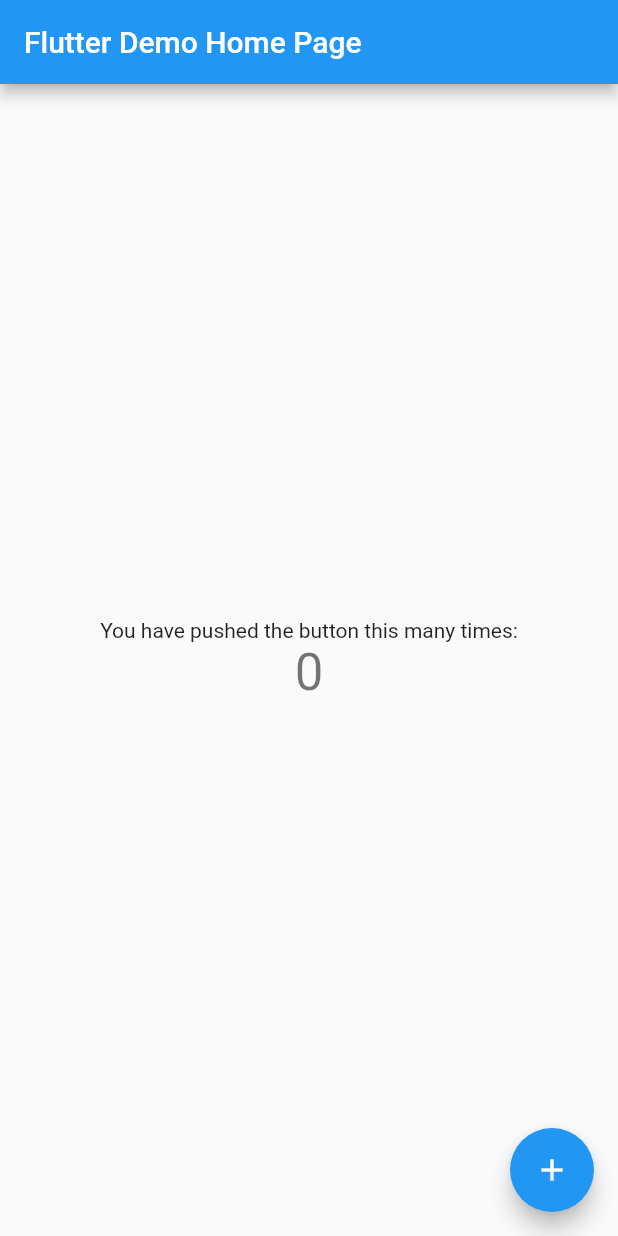
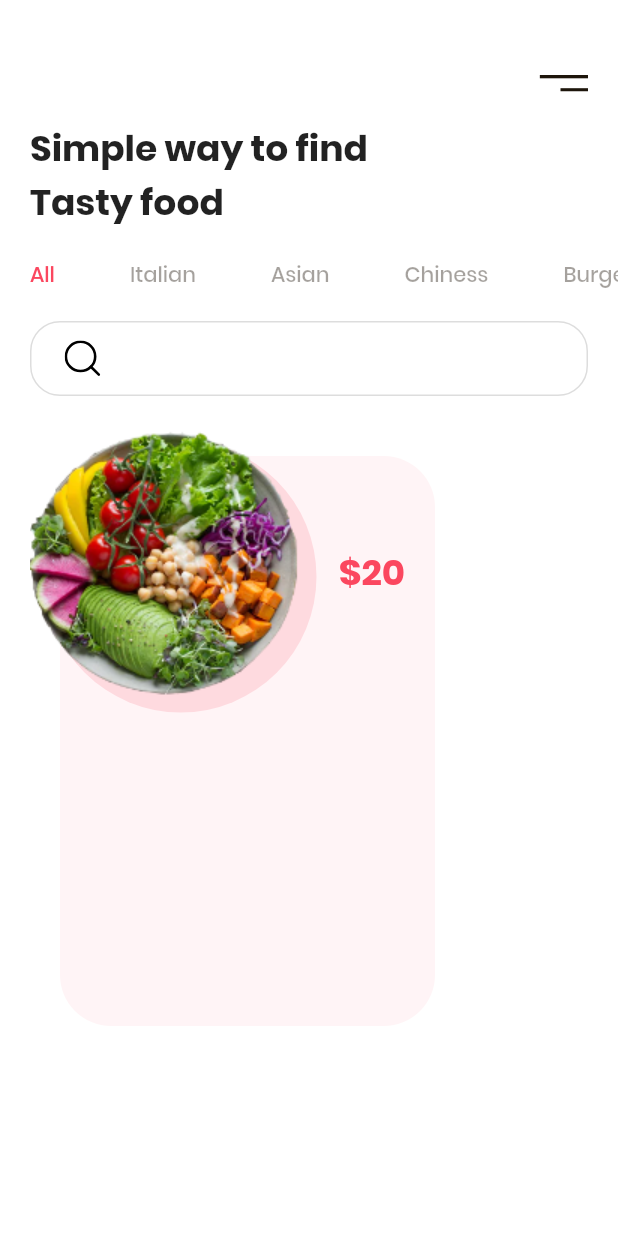
Before and after one commit to hjcwinner/foodapp, a Flutter app: the screen it shows after launch, on a phone screen of 412 x 824 dp. Run offline on Flutter 3.47's test engine with Material 2 defaults, Android fonts, the phone set to English and light mode, and no system bars; our stand-ins replace flutter_svg.

Commit message:
Food Deliver App 만들기

```diff
--- /dev/null
+++ b/lib/constants.dart
@@ -0,0 +1,9 @@
+
+import 'package:flutter/material.dart';
+
+const kWhiteColor = Color(0xFFFFFFFF);
+const kBlackColor = Color(0xFF000000);
+const kTextColor = Color(0xFF1D150B);
+const kPrimaryColor = Color(0xFFFB475F);
+const kSecondaryColor = Color(0xFFF5E1CB);
+const kBorderColor = Color(0xFFDDDDDD);
--- a/lib/main.dart
+++ b/lib/main.dart
@@ -1,4 +1,6 @@
 import 'package:flutter/material.dart';
+import 'package:flutter_svg/flutter_svg.dart';
+import 'package:foodapp/constants.dart';
 
 void main() {
   runApp(MyApp());
@@ -9,105 +11,147 @@ class MyApp extends StatelessWidget {
   @override
   Widget build(BuildContext context) {
     return MaterialApp(
-      title: 'Flutter Demo',
+      debugShowCheckedModeBanner: false,
+      title: 'Food App',
       theme: ThemeData(
-        // This is the theme of your application.
-        //
-        // Try running your application with "flutter run". You'll see the
-        // application has a blue toolbar. Then, without quitting the app, try
-        // changing the primarySwatch below to Colors.green and then invoke
-        // "hot reload" (press "r" in the console where you ran "flutter run",
-        // or simply save your changes to "hot reload" in a Flutter IDE).
-        // Notice that the counter didn't reset back to zero; the application
-        // is not restarted.
-        primarySwatch: Colors.blue,
-      ),
-      home: MyHomePage(title: 'Flutter Demo Home Page'),
+          fontFamily: "Poppins",
+          scaffoldBackgroundColor: kWhiteColor,
+          primaryColor: kPrimaryColor,
+          textTheme:
+              TextTheme(headline5: TextStyle(fontWeight: FontWeight.bold))),
+      home: HomeScreen(),
     );
   }
 }
 
-class MyHomePage extends StatefulWidget {
-  MyHomePage({Key key, this.title}) : super(key: key);
-
-  // This widget is the home page of your application. It is stateful, meaning
-  // that it has a State object (defined below) that contains fields that affect
-  // how it looks.
-
-  // This class is the configuration for the state. It holds the values (in this
-  // case the title) provided by the parent (in this case the App widget) and
-  // used by the build method of the State. Fields in a Widget subclass are
-  // always marked "final".
-
-  final String title;
-
+class HomeScreen extends StatelessWidget {
   @override
-  _MyHomePageState createState() => _MyHomePageState();
+  Widget build(BuildContext context) {
+    return Scaffold(
+        body: Column(
+      crossAxisAlignment: CrossAxisAlignment.start,
+      children: [
+        Padding(
+          padding: const EdgeInsets.only(right: 20, top: 50),
+          child: Align(
+              alignment: Alignment.topRight,
+              child: SvgPicture.asset(
+                'assets/icons/menu.svg',
+                height: 11,
+              )),
+        ),
+        Padding(
+          padding: const EdgeInsets.all(20),
+          child: Text(
+            "Simple way to find \nTasty food",
+            style: Theme.of(context).textTheme.headline5,
+          ),
+        ),
+        SingleChildScrollView(
+          scrollDirection: Axis.horizontal,
+          child: Row(
+            children: [
+              CategoryTitle(
+                title: "All",
+                active: true,
+              ),
+              CategoryTitle(
+                title: "Italian",
+              ),
+              CategoryTitle(
+                title: "Asian",
+              ),
+              CategoryTitle(
+                title: "Chiness",
+              ),
+              CategoryTitle(
+                title: "Burgers",
+              )
+            ],
+          ),
+        ),
+        Container(
+          alignment: Alignment.centerLeft,
+          margin: EdgeInsets.symmetric(vertical: 20, horizontal: 20),
+          padding: EdgeInsets.symmetric(vertical: 12, horizontal: 20),
+          height: 50,
+          width: double.infinity,
+          decoration: BoxDecoration(
+              borderRadius: BorderRadius.circular(20),
+              border: Border.all(color: kBorderColor)),
+          child: SvgPicture.asset("assets/icons/search.svg"),
+        ),
+        Container(
+            // color: Colors.grey[500],
+            margin: EdgeInsets.only(left: 20),
+            height: 400,
+            width: 270,
+            // color: Colors.blue,
+            child: Stack(
+              children: [
+                Positioned(
+                  right: 0,
+                  bottom: 0,
+                  child: Container(
+                    height: 380,
+                    width: 250,
+                    decoration: BoxDecoration(
+                        borderRadius: BorderRadius.circular(34),
+                        color: kPrimaryColor.withOpacity(0.06)),
+                  ),
+                ),
+                Positioned(
+                  left: 10,
+                  top: 10,
+                  child: Container(
+                      height: 181,
+                      width: 181,
+                      decoration: BoxDecoration(
+                          shape: BoxShape.circle,
+                          color: kPrimaryColor.withOpacity(0.15))),
+                ),
+                Positioned(
+                  top: 0,
+                  left: -50,
+                  child: Container(
+                    height: 184,
+                    width: 276,
+                    decoration: BoxDecoration(
+                        image: DecorationImage(
+                            image: AssetImage("assets/images/image_1.png"))),
+                  ),
+                ),
+                Positioned(
+                  top: 80,
+                  right:20,
+                    child: Text(
+                  "\$20",
+                  style: Theme.of(context).textTheme.headline5.copyWith(
+                    color: kPrimaryColor
+                  ),
+                ))
+              ],
+            ))
+      ],
+    ));
+  }
 }
 
-class _MyHomePageState extends State<MyHomePage> {
-  int _counter = 0;
-
-  void _incrementCounter() {
-    setState(() {
-      // This call to setState tells the Flutter framework that something has
-      // changed in this State, which causes it to rerun the build method below
-      // so that the display can reflect the updated values. If we changed
-      // _counter without calling setState(), then the build method would not be
-      // called again, and so nothing would appear to happen.
-      _counter++;
-    });
-  }
+class CategoryTitle extends StatelessWidget {
+  final String title;
+  final bool active;
+  const CategoryTitle({Key key, this.active = false, this.title})
+      : super(key: key);
 
   @override
   Widget build(BuildContext context) {
-    // This method is rerun every time setState is called, for instance as done
-    // by the _incrementCounter method above.
-    //
-    // The Flutter framework has been optimized to make rerunning build methods
-    // fast, so that you can just rebuild anything that needs updating rather
-    // than having to individually change instances of widgets.
-    return Scaffold(
-      appBar: AppBar(
-        // Here we take the value from the MyHomePage object that was created by
-        // the App.build method, and use it to set our appbar title.
-        title: Text(widget.title),
+    return Padding(
+      padding: const EdgeInsets.only(left: 20, right: 30),
+      child: Text(
+        title,
+        style: Theme.of(context).textTheme.button.copyWith(
+            color: active ? kPrimaryColor : kTextColor.withOpacity(0.4)),
       ),
-      body: Center(
-        // Center is a layout widget. It takes a single child and positions it
-        // in the middle of the parent.
-        child: Column(
-          // Column is also a layout widget. It takes a list of children and
-          // arranges them vertically. By default, it sizes itself to fit its
-          // children horizontally, and tries to be as tall as its parent.
-          //
-          // Invoke "debug painting" (press "p" in the console, choose the
-          // "Toggle Debug Paint" action from the Flutter Inspector in Android
-          // Studio, or the "Toggle Debug Paint" command in Visual Studio Code)
-          // to see the wireframe for each widget.
-          //
-          // Column has various properties to control how it sizes itself and
-          // how it positions its children. Here we use mainAxisAlignment to
-          // center the children vertically; the main axis here is the vertical
-          // axis because Columns are vertical (the cross axis would be
-          // horizontal).
-          mainAxisAlignment: MainAxisAlignment.center,
-          children: <Widget>[
-            Text(
-              'You have pushed the button this many times:',
-            ),
-            Text(
-              '$_counter',
-              style: Theme.of(context).textTheme.headline4,
-            ),
-          ],
-        ),
-      ),
-      floatingActionButton: FloatingActionButton(
-        onPressed: _incrementCounter,
-        tooltip: 'Increment',
-        child: Icon(Icons.add),
-      ), // This trailing comma makes auto-formatting nicer for build methods.
     );
   }
 }
```
Also changed, not shown: pubspec.yaml (+12 -10 lines), assets/fonts/Poppins/Poppins-Bold.ttf (added), assets/fonts/Poppins/Poppins-Medium.ttf (added), assets/fonts/Poppins/Poppins-Regular.ttf (added), assets/icons/backward.svg (added), assets/icons/bag.svg (added), assets/icons/forward.svg (added), assets/icons/menu.svg (added), assets/icons/plus.svg (added), assets/icons/search.svg (added), assets/images/image_1.png (added), assets/images/image_1_big.png (added), assets/images/image_2.png (added).
